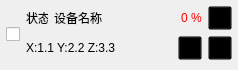
Before: the Qt Designer form UAVManage/devicecontrol.ui in gessd/UAVManage, drawn with Qt 5.
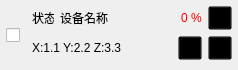
After: the same form once the commit is applied. Icons and pictures are not drawn.

What changed in the file:
```diff
--- a/UAVManage/devicecontrol.ui
+++ b/UAVManage/devicecontrol.ui
@@ -29,7 +29,7 @@
    <property name="bottomMargin">
     <number>6</number>
    </property>
-   <property name="verticalSpacing">
+   <property name="spacing">
     <number>2</number>
    </property>
    <item row="1" column="1">
@@ -295,6 +295,12 @@
    </item>
    <item row="0" column="0" rowspan="2">
     <widget class="QWidget" name="widget" native="true">
+     <property name="maximumSize">
+      <size>
+       <width>24</width>
+       <height>16777215</height>
+      </size>
+     </property>
      <layout class="QVBoxLayout" name="verticalLayout">
       <property name="spacing">
        <number>0</number>
@@ -313,6 +319,12 @@
       </property>
       <item>
        <widget class="QCheckBox" name="checkBox">
+        <property name="minimumSize">
+         <size>
+          <width>24</width>
+          <height>24</height>
+         </size>
+        </property>
         <property name="toolTip">
          <string>选中</string>
         </property>
```
Left out of the diff: 2 changed lines with no effect on the pictures.
